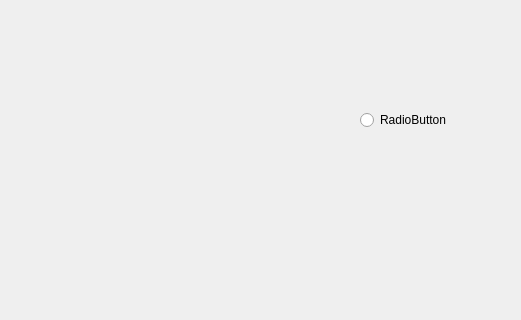
Before: the Qt Designer form mainwindow.ui in Bidhouph/QT1, drawn with Qt 5; both pictures show x 0 to 521 and y 111 to 431 of the 800 by 600 pixel window.
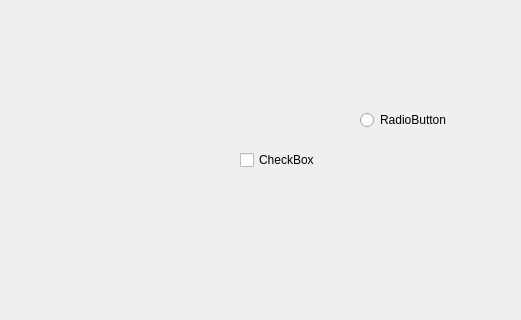
After: the same form once the commit is applied.

What changed in the file:
```diff
--- a/mainwindow.ui
+++ b/mainwindow.ui
@@ -27,6 +27,19 @@
      <string>RadioButton</string>
     </property>
    </widget>
+   <widget class="QCheckBox" name="checkBox">
+    <property name="geometry">
+     <rect>
+      <x>240</x>
+      <y>260</y>
+      <width>83</width>
+      <height>22</height>
+     </rect>
+    </property>
+    <property name="text">
+     <string>CheckBox</string>
+    </property>
+   </widget>
   </widget>
   <widget class="QMenuBar" name="menubar">
    <property name="geometry">
```
